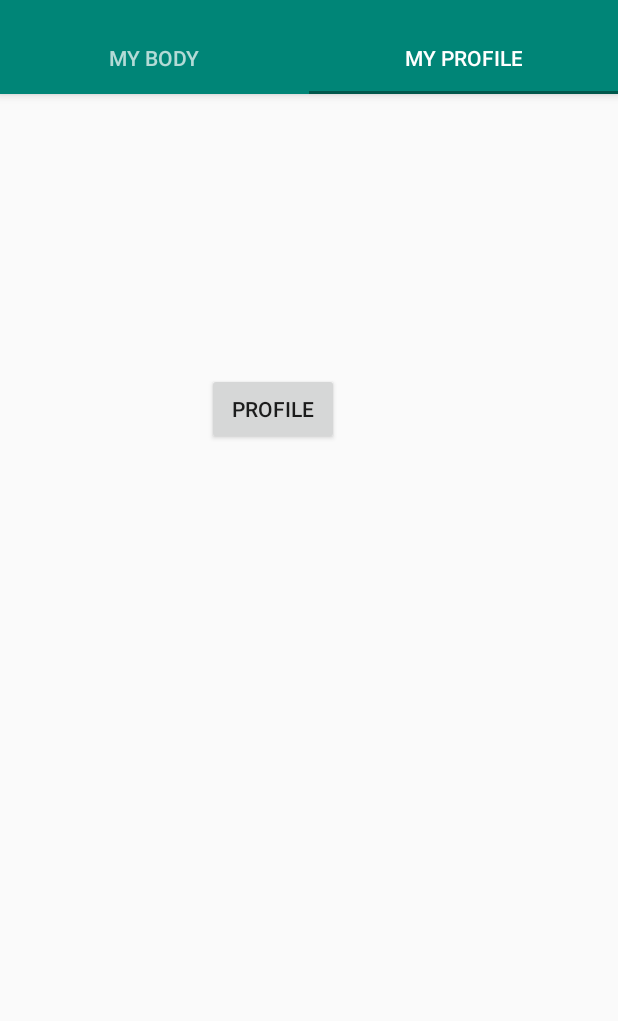
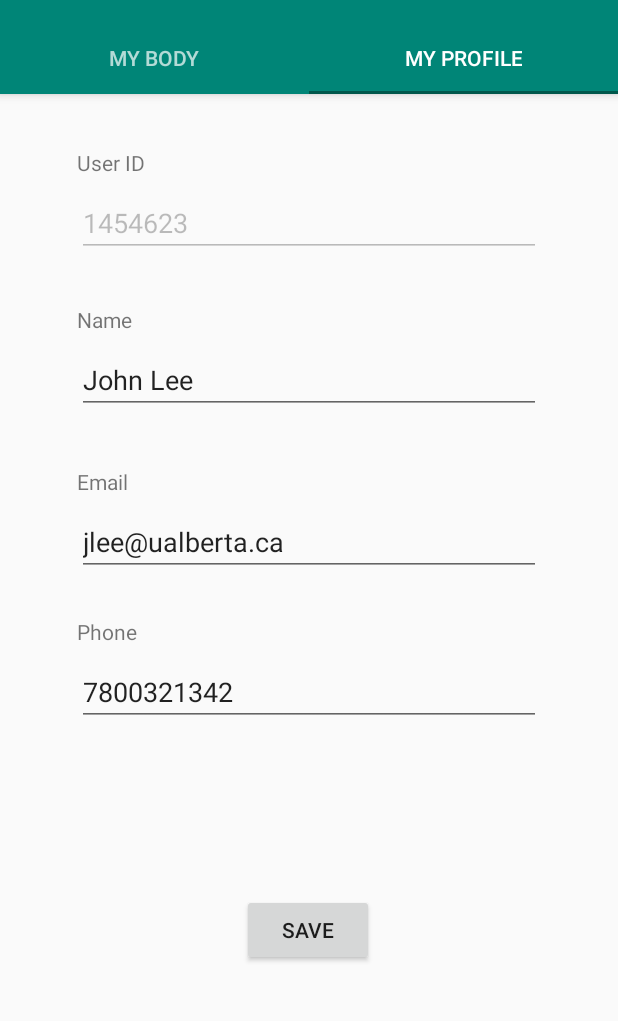
Before and after one commit to CMPUT301F18T05/CMPUT301F18T05, an Android app: the screen it shows after launch (homepage_patient), tab 2 chosen, on a phone screen of 412 x 824 dp, the part 74-1095 px from its top. Run offline under Robolectric (Android 15) with nearby library versions, the phone set to English and light mode, and no system bars.

Commit message:
Sample My Profile tab

```diff
--- a/Part 4/app/src/main/res/layout/homepage_patient_my_profile.xml
+++ b/Part 4/app/src/main/res/layout/homepage_patient_my_profile.xml
@@ -7,20 +7,153 @@
     android:layout_height="match_parent"
     tools:context=".homepage_patient$PlaceholderFragment">
 
-    <Button
-        android:id="@+id/button"
+    <TextView
+        android:id="@+id/textView5"
         android:layout_width="wrap_content"
         android:layout_height="wrap_content"
-        android:layout_marginStart="137dp"
-        android:layout_marginLeft="137dp"
-        android:layout_marginTop="103dp"
-        android:layout_marginEnd="186dp"
-        android:layout_marginRight="186dp"
-        android:layout_marginBottom="452dp"
-        android:text="profile"
-        app:layout_constraintBottom_toBottomOf="parent"
+        android:layout_marginStart="51dp"
+        android:layout_marginLeft="51dp"
+        android:layout_marginEnd="315dp"
+        android:layout_marginRight="315dp"
+        android:layout_marginBottom="8dp"
+        android:text="Phone"
+        app:layout_constraintBottom_toTopOf="@+id/edit_phone_text"
+        app:layout_constraintEnd_toEndOf="parent"
+        app:layout_constraintHorizontal_bias="0.0"
+        app:layout_constraintStart_toStartOf="parent" />
+
+    <EditText
+        android:id="@+id/edit_phone_text"
+        android:layout_width="309dp"
+        android:layout_height="wrap_content"
+        android:layout_marginStart="51dp"
+        android:layout_marginLeft="51dp"
+        android:layout_marginTop="376dp"
+        android:layout_marginEnd="51dp"
+        android:layout_marginRight="51dp"
+        android:editable="false"
+        android:ems="10"
+        android:inputType="textPersonName"
+        android:text="7800321342"
+        app:layout_constraintEnd_toEndOf="parent"
+        app:layout_constraintHorizontal_bias="0.0"
+        app:layout_constraintStart_toStartOf="parent"
+        app:layout_constraintTop_toTopOf="parent" />
+
+    <EditText
+        android:id="@+id/edit_email_text"
+        android:layout_width="309dp"
+        android:layout_height="wrap_content"
+        android:layout_marginStart="51dp"
+        android:layout_marginLeft="51dp"
+        android:layout_marginTop="276dp"
+        android:layout_marginEnd="51dp"
+        android:layout_marginRight="51dp"
+        android:editable="false"
+        android:ems="10"
+        android:inputType="textPersonName"
+        android:text="jlee@ualberta.ca"
+        app:layout_constraintEnd_toEndOf="parent"
+        app:layout_constraintHorizontal_bias="0.0"
+        app:layout_constraintStart_toStartOf="parent"
+        app:layout_constraintTop_toTopOf="parent" />
+
+    <TextView
+        android:id="@+id/textView4"
+        android:layout_width="wrap_content"
+        android:layout_height="wrap_content"
+        android:layout_marginStart="51dp"
+        android:layout_marginLeft="51dp"
+        android:layout_marginEnd="315dp"
+        android:layout_marginRight="315dp"
+        android:layout_marginBottom="8dp"
+        android:text="Email"
+        app:layout_constraintBottom_toTopOf="@+id/edit_email_text"
+        app:layout_constraintEnd_toEndOf="parent"
+        app:layout_constraintHorizontal_bias="0.0"
+        app:layout_constraintStart_toStartOf="parent" />
+
+    <EditText
+        android:id="@+id/edit_name_text"
+        android:layout_width="309dp"
+        android:layout_height="wrap_content"
+        android:layout_marginStart="51dp"
+        android:layout_marginLeft="51dp"
+        android:layout_marginTop="168dp"
+        android:layout_marginEnd="51dp"
+        android:layout_marginRight="51dp"
+        android:editable="false"
+        android:ems="10"
+        android:inputType="textPersonName"
+        android:text="John Lee"
+        app:layout_constraintEnd_toEndOf="parent"
+        app:layout_constraintHorizontal_bias="0.0"
+        app:layout_constraintStart_toStartOf="parent"
+        app:layout_constraintTop_toTopOf="parent" />
+
+    <TextView
+        android:id="@+id/textView3"
+        android:layout_width="wrap_content"
+        android:layout_height="wrap_content"
+        android:layout_marginStart="51dp"
+        android:layout_marginLeft="51dp"
+        android:layout_marginEnd="315dp"
+        android:layout_marginRight="315dp"
+        android:layout_marginBottom="8dp"
+        android:text="Name"
+        app:layout_constraintBottom_toTopOf="@+id/edit_name_text"
+        app:layout_constraintEnd_toEndOf="parent"
+        app:layout_constraintHorizontal_bias="0.0"
+        app:layout_constraintStart_toStartOf="parent" />
+
+    <EditText
+        android:id="@+id/edit_userid_text"
+        android:layout_width="309dp"
+        android:layout_height="wrap_content"
+        android:layout_marginStart="51dp"
+        android:layout_marginLeft="51dp"
+        android:layout_marginTop="63dp"
+        android:layout_marginEnd="51dp"
+        android:layout_marginRight="51dp"
+        android:editable="false"
+        android:ems="10"
+        android:enabled="false"
+        android:inputType="textPersonName"
+        android:text="1454623"
         app:layout_constraintEnd_toEndOf="parent"
         app:layout_constraintStart_toStartOf="parent"
         app:layout_constraintTop_toTopOf="parent" />
 
+    <TextView
+        android:id="@+id/textView2"
+        android:layout_width="wrap_content"
+        android:layout_height="wrap_content"
+        android:layout_marginStart="51dp"
+        android:layout_marginLeft="51dp"
+        android:layout_marginEnd="315dp"
+        android:layout_marginRight="315dp"
+        android:layout_marginBottom="8dp"
+        android:text="User ID"
+        app:layout_constraintBottom_toTopOf="@+id/edit_userid_text"
+        app:layout_constraintEnd_toEndOf="parent"
+        app:layout_constraintHorizontal_bias="1.0"
+        app:layout_constraintStart_toStartOf="parent" />
+
+    <Button
+        android:id="@+id/edit_save_button"
+        android:layout_width="wrap_content"
+        android:layout_height="wrap_content"
+        android:layout_marginStart="161dp"
+        android:layout_marginLeft="161dp"
+        android:layout_marginTop="29dp"
+        android:layout_marginEnd="162dp"
+        android:layout_marginRight="162dp"
+        android:layout_marginBottom="104dp"
+        android:text="Save"
+        app:layout_constraintBottom_toBottomOf="parent"
+        app:layout_constraintEnd_toEndOf="parent"
+        app:layout_constraintHorizontal_bias="0.0"
+        app:layout_constraintStart_toStartOf="parent"
+        app:layout_constraintTop_toBottomOf="@+id/edit_phone_text" />
+
 </android.support.constraint.ConstraintLayout>
```
